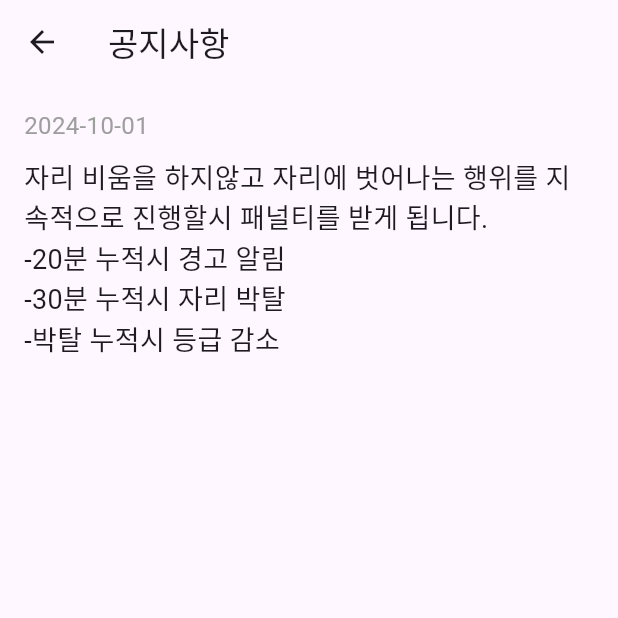
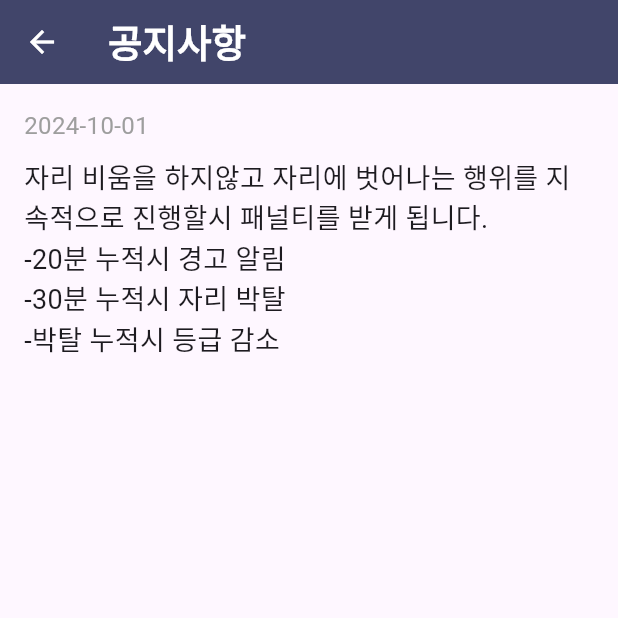
Before and after one commit to min429/space, a Flutter app: the NoticeDetailPage screen opened directly, on a phone screen of 412 x 824 dp, the top half of it. Run offline on Flutter 3.47's test engine with Material 3 defaults, Android fonts, the phone set to English and light mode, and no system bars; our stand-ins replace firebase_core, firebase_messaging, fl_chart, flutter_animate, flutter_local_notifications, font_awesome_flutter and 2 more; missing offline and left inert: dart:ffi, flutterflow_ui, styled_divider; accounts and stored records are empty; Roboto replaces fonts that are missing (Readex Pro); statements that could not run were skipped.

Commit message:
[수정] 공지사항 appbar 수정

```diff
--- a/odlm_app/lib/notice.dart
+++ b/odlm_app/lib/notice.dart
@@ -5,6 +5,7 @@
 import 'writeboard.dart';
 import 'package:flutter/material.dart';
 import 'package:flutterflow_ui/flutterflow_ui.dart';
+import 'globals.dart';
 
 class NoticePage extends StatelessWidget {
 
@@ -84,7 +85,24 @@
   Widget build(BuildContext context) {
     return Scaffold(
       appBar: AppBar(
-        title: Text(notice['title']!),
+        backgroundColor: mainColor, // mainColor가 정상적으로 정의되었는지 확인
+        automaticallyImplyLeading: true,
+        title: Text(notice['title']! ,
+            style: TextStyle(
+          fontFamily: 'Readex Pro',
+          color: Colors.white, // 폰트 색상을 명시적으로 설정
+          fontSize: 25,
+          fontWeight: FontWeight.w600,
+        )),
+        leading: IconButton(
+          icon: const Icon(Icons.arrow_back),
+          color: Colors.white, // 아이콘 색상
+          onPressed: () {
+            Navigator.of(context).pop();
+          },
+        ),
+        centerTitle: false,
+        elevation: 2,
       ),
       body: Padding(
         padding: const EdgeInsets.all(16.0),
```
